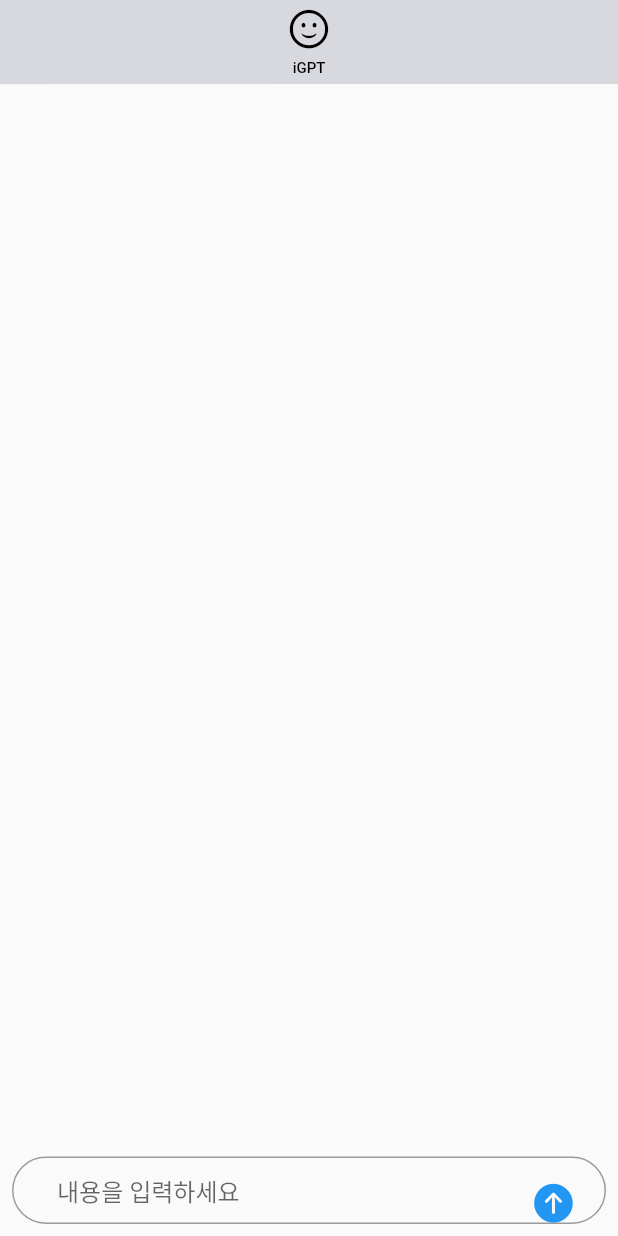
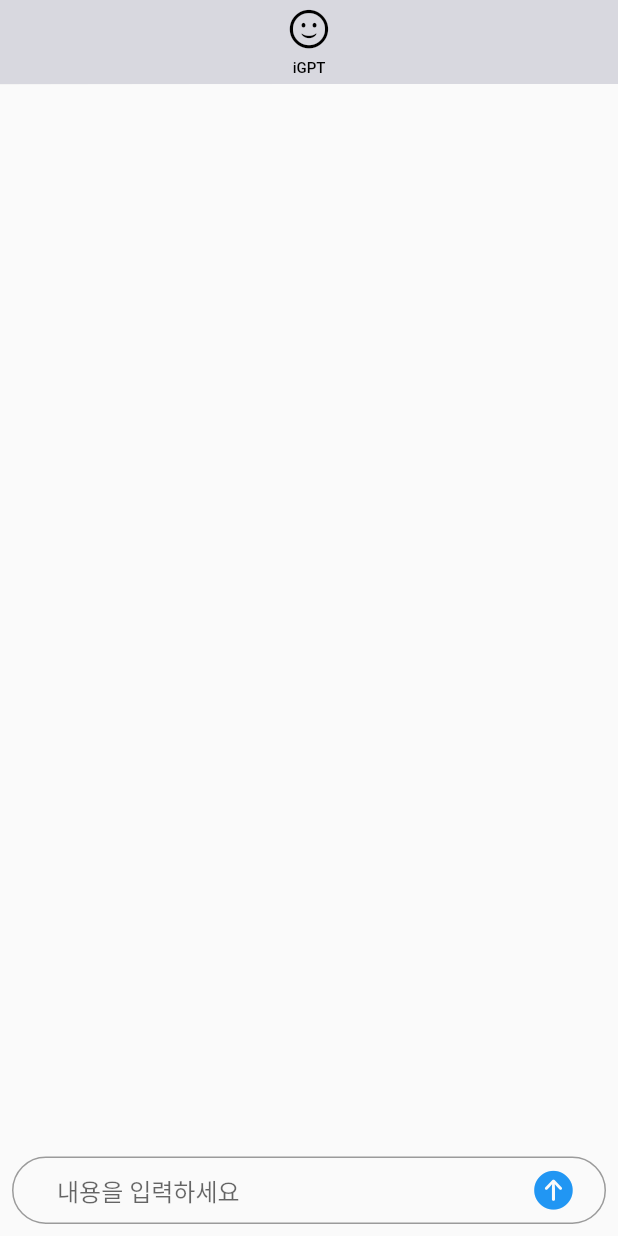
Before and after one commit to mindw96/web_page, a Flutter app: the screen it shows after launch, on a phone screen of 412 x 824 dp. Run offline on Flutter 3.47's test engine with Material 2 defaults, Android fonts, the phone set to English and light mode, and no system bars.

Commit message:
style: send icon padding change

```diff
--- a/lib/chat_screen.dart
+++ b/lib/chat_screen.dart
@@ -24,14 +24,19 @@ class _ChatScreenState extends State<ChatScreen> {
 
     Map<String, dynamic> data = {
       'model': 'gpt-3.5-turbo-0301',
+      //'model': 'code-davinci-002',
       'messages': [
         {
           'role': 'system',
           'content': 'You are very kind, intelligent, and perceptive',
         },
+        {
+          'role': 'system',
+          'content': 'you are assistant for koreans',
+        },
         {'role': 'user', 'content': message},
       ],
-      "temperature": 0.5,
+      "temperature": 0.1,
     };
 
     var response = await http.post(
@@ -211,23 +216,21 @@ class _ChatScreenState extends State<ChatScreen> {
                     border: OutlineInputBorder(
                       borderRadius: BorderRadius.circular(38),
                     ),
-                      suffixIcon: Align(
-                        widthFactor: 1.0,
-                        heightFactor: 0,
-                        child: CupertinoButton(
+                    suffixIcon: CupertinoButton(
                       child: Icon(
                         CupertinoIcons.arrow_up_circle_fill,
                         size: 30,
                       ),
+                      padding: EdgeInsets.only(right: 20),
                       onPressed: _sendMessage,
-                        ),
                     ),
                     hintText: '내용을 입력하세요',
                     isDense: false,
-                      contentPadding: EdgeInsets.fromLTRB(30, 1, 19, 1),
+                    contentPadding: EdgeInsets.fromLTRB(30, 1, 1, 1),
                     focusedBorder: OutlineInputBorder(
                       borderRadius: BorderRadius.circular(38),
-                      )),
+                    ),
+                  ),
                   maxLines: 10,
                   minLines: 1,
                   // textInputAction: TextInputAction.go,
```
Lines whose indentation alone changed are shown as unchanged.
